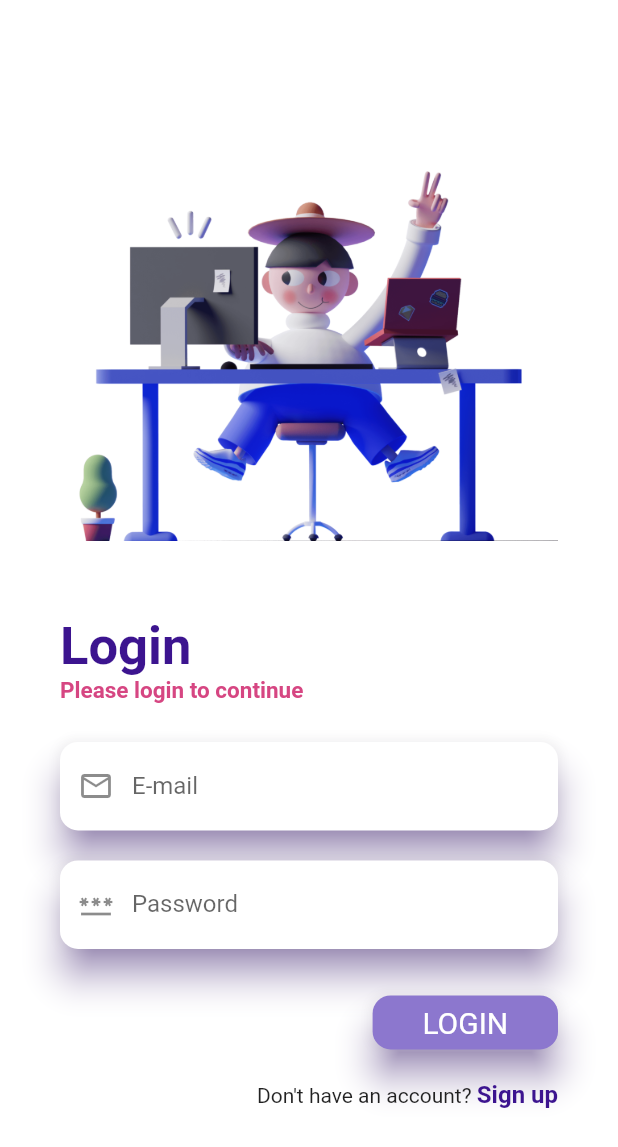
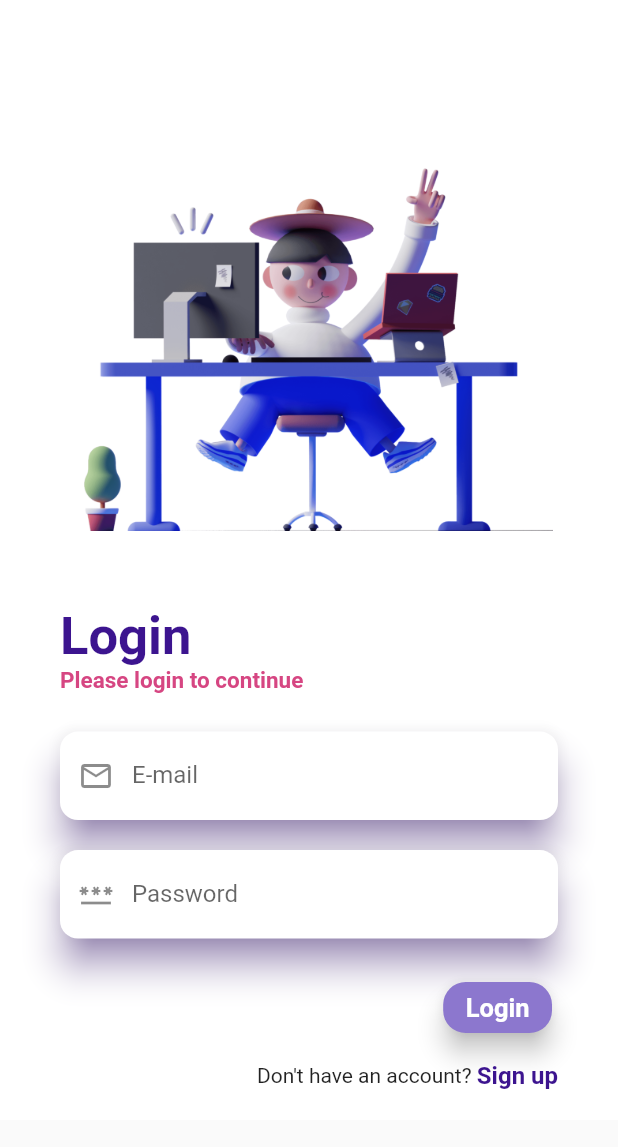
Before and after one commit to anas3a/shoishob, a Flutter app: the LogInPage screen opened by its route, on a phone screen of 412 x 824 dp. Shown: the top 1147 px of the screen. Run offline on Flutter 3.47's test engine with Material 2 defaults, Android fonts, the phone set to English and light mode, and no system bars.

Commit message:
overflow on orientation change in login page fixed.

```diff
--- a/lib/Screens/home.dart
+++ b/lib/Screens/home.dart
@@ -10,6 +10,9 @@ class Home extends StatefulWidget {
 class _HomeState extends State<Home> {
   @override
   Widget build(BuildContext context) {
-    return Container();
+    return Container(
+      width: double.infinity,
+      height: double.infinity,
+    );
   }
 }
--- a/lib/Screens/login_page.dart
+++ b/lib/Screens/login_page.dart
@@ -10,24 +10,32 @@ class LogInPage extends StatefulWidget {
 class _LogInPageState extends State<LogInPage> {
   @override
   Widget build(BuildContext context) {
+    var size = MediaQuery.of(context).size;
+
+    bool isOrientationLandscape(){
+      return size.width > size.height;
+    }
+
     return Scaffold(
-      body: SingleChildScrollView(
-        child: Container(
+      body: Container(
         constraints: BoxConstraints(
           maxHeight: MediaQuery.of(context).size.height,
           maxWidth: MediaQuery.of(context).size.width,
         ),
         decoration: const BoxDecoration(color: Colors.white),
+        child: SingleChildScrollView(
           child: Padding(
-            padding: const EdgeInsets.symmetric(vertical: 20, horizontal: 40),
+            padding: EdgeInsets.symmetric(vertical: 20, horizontal: isOrientationLandscape() ? size.width * .15 : 40),
             child: Column(
               mainAxisAlignment: MainAxisAlignment.start,
               crossAxisAlignment: CrossAxisAlignment.start,
               children: [
-                const SizedBox(
-                  height: 0,
+                Center(
+                  child: Image.asset('assets/images/logInPageLogo.png',
+                  width: !isOrientationLandscape() ? size.width * .81 : size.height * .61,
+                  height: !isOrientationLandscape() ? size.width * .81 : size.height * .61,
                   ),
-                Image.asset('assets/images/logInPageLogo.png'),
+                ),
                 const SizedBox(
                   height: 50,
                 ),
@@ -95,30 +103,53 @@ class _LogInPageState extends State<LogInPage> {
                 ),
                 Align(
                   alignment: Alignment.bottomRight,
-                  child: SizedBox(
-                    width: MediaQuery.of(context).size.width * 0.3,
-                    child: ElevatedButton(
-                      onPressed: () {
-                        // Navigator.pop(context);
-                        // Navigator.pushNamed(context, '/logIn_page');
+                  child: GestureDetector(
+                    onTap: (){
+
                     },
-                      style: ElevatedButton.styleFrom(
-                        primary: const Color(0xFF8C77CE),
-                        shadowColor: Colors.deepPurple,
+                    child: Card(
+                      color: const Color(0xFF8C77CE),
+                      elevation: 7,
                       shape: RoundedRectangleBorder(
-                          borderRadius: BorderRadius.circular(12),
+                        borderRadius: BorderRadius.circular(15),
                       ),
-                        elevation: 10.0,
-                      ),
-                      child: const Text(
-                        'LOGIN',
+                      child: const Padding(
+                        padding: EdgeInsets.fromLTRB(15,7,15,7),
+                        child: Text(
+                          'Login',
                           style: TextStyle(
-                          fontSize: 20,
-                          fontWeight: FontWeight.w400,
+                            fontSize: 17,
+                            fontWeight: FontWeight.bold,
+                            color: Colors.white
                           ),
                         ),
                       ),
                     ),
+                  ),
+                  // child: SizedBox(
+                  //   width: MediaQuery.of(context).size.width * 0.3,
+                  //   child: ElevatedButton(
+                  //     onPressed: () {
+                  //       // Navigator.pop(context);
+                  //       // Navigator.pushNamed(context, '/logIn_page');
+                  //     },
+                  //     style: ElevatedButton.styleFrom(
+                  //       primary: const Color(0xFF8C77CE),
+                  //       shadowColor: Colors.deepPurple,
+                  //       shape: RoundedRectangleBorder(
+                  //         borderRadius: BorderRadius.circular(12),
+                  //       ),
+                  //       elevation: 10.0,
+                  //     ),
+                  //     child: const Text(
+                  //       'LOGIN',
+                  //       style: TextStyle(
+                  //         fontSize: 20,
+                  //         fontWeight: FontWeight.w400,
+                  //       ),
+                  //     ),
+                  //   ),
+                  // ),
                 ),
                 const SizedBox(
                   height: 15,
--- a/lib/main.dart
+++ b/lib/main.dart
@@ -13,6 +13,7 @@ class MyApp extends StatelessWidget {
   @override
   Widget build(BuildContext context) {
     return MaterialApp(
+      debugShowCheckedModeBanner: false,
       title: 'Shoishob',
       theme: ThemeData(
         primarySwatch: Colors.deepPurple,
```
Also changed, not shown: assets/images/home header.png (added). Lines whose indentation alone changed are shown as unchanged.
